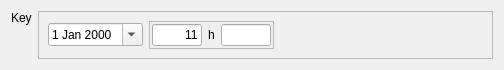
This is resources/item_datetime.ui in lesca-research/piccel as Qt 5 draws it before an edit. The edited form follows.
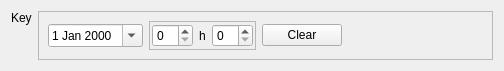
This is the edited form.

Commit message: Fix datetime input. Enable language switching in UI.

What changed in the file:
```diff
--- a/resources/item_datetime.ui
+++ b/resources/item_datetime.ui
@@ -64,30 +64,9 @@
           <number>2</number>
          </property>
          <item>
-          <widget class="QLineEdit" name="hour_field">
-           <property name="sizePolicy">
-            <sizepolicy hsizetype="Minimum" vsizetype="Fixed">
-             <horstretch>0</horstretch>
-             <verstretch>0</verstretch>
-            </sizepolicy>
-           </property>
-           <property name="maximumSize">
-            <size>
-             <width>50</width>
-             <height>16777215</height>
-            </size>
-           </property>
-           <property name="text">
-            <string>11</string>
-           </property>
-           <property name="maxLength">
-            <number>2</number>
-           </property>
-           <property name="frame">
-            <bool>true</bool>
-           </property>
-           <property name="alignment">
-            <set>Qt::AlignRight|Qt::AlignTrailing|Qt::AlignVCenter</set>
+          <widget class="QSpinBox" name="hour_field">
+           <property name="maximum">
+            <number>23</number>
            </property>
           </widget>
          </item>
@@ -111,30 +90,22 @@
           </widget>
          </item>
          <item>
-          <widget class="QLineEdit" name="minute_field">
-           <property name="sizePolicy">
-            <sizepolicy hsizetype="Minimum" vsizetype="Fixed">
-             <horstretch>0</horstretch>
-             <verstretch>0</verstretch>
-            </sizepolicy>
-           </property>
-           <property name="maximumSize">
-            <size>
-             <width>50</width>
-             <height>16777215</height>
-            </size>
-           </property>
-           <property name="maxLength">
-            <number>2</number>
-           </property>
-           <property name="alignment">
-            <set>Qt::AlignRight|Qt::AlignTrailing|Qt::AlignVCenter</set>
+          <widget class="QSpinBox" name="minute_field">
+           <property name="maximum">
+            <number>59</number>
            </property>
           </widget>
          </item>
         </layout>
        </widget>
       </item>
+      <item>
+       <widget class="QPushButton" name="button_clear">
+        <property name="text">
+         <string>Clear</string>
+        </property>
+       </widget>
+      </item>
       <item>
        <spacer name="horizontalSpacer">
         <property name="orientation">
```
The commit also changes 6 other files.
